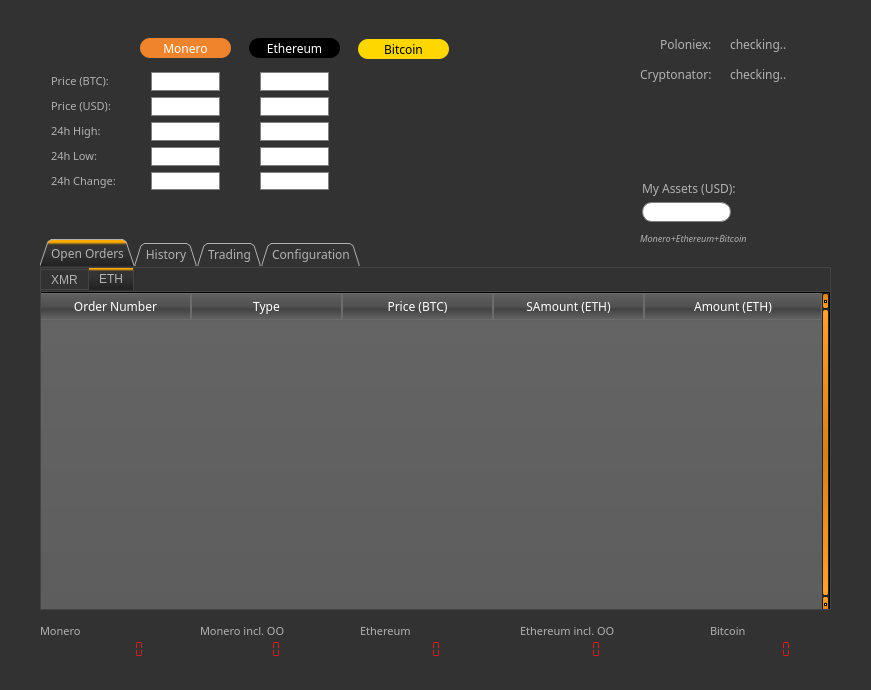
Qt form mainwindow.ui (swalecko/PoloniexTradeGUI) before a commit.
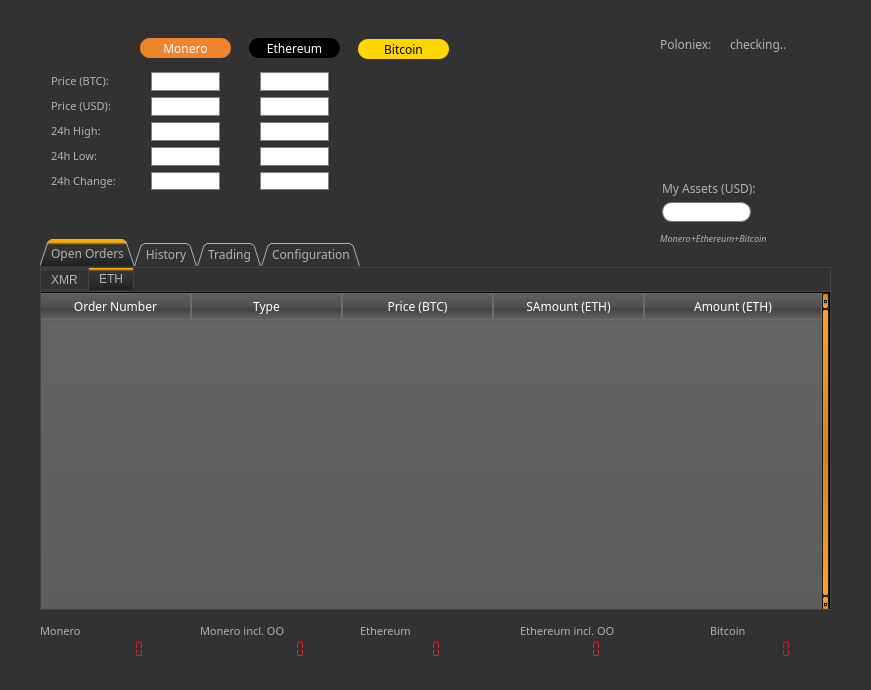
The same form after that commit. Icons and pictures are not drawn.

What changed in the file:
```diff
--- a/mainwindow.ui
+++ b/mainwindow.ui
@@ -4699,7 +4699,7 @@
    <widget class="QLCDNumber" name="lcdMoneroinclO">
     <property name="geometry">
      <rect>
-      <x>150</x>
+      <x>174</x>
       <y>639</y>
       <width>141</width>
       <height>21</height>
@@ -5176,7 +5176,7 @@
    <widget class="QLabel" name="label_2">
     <property name="geometry">
      <rect>
-      <x>642</x>
+      <x>662</x>
       <y>180</y>
       <width>111</width>
       <height>16</height>
@@ -5194,7 +5194,7 @@
    <widget class="QLineEdit" name="lnMyAssets">
     <property name="geometry">
      <rect>
-      <x>642</x>
+      <x>662</x>
       <y>202</y>
       <width>89</width>
       <height>20</height>
@@ -5238,7 +5238,7 @@
    <widget class="QLabel" name="lbldescAssets">
     <property name="geometry">
      <rect>
-      <x>640</x>
+      <x>660</x>
       <y>230</y>
       <width>141</width>
       <height>16</height>
@@ -5255,202 +5255,6 @@
      <string>Monero+Ethereum+Bitcoin</string>
     </property>
    </widget>
-   <widget class="QLabel" name="lblCryptonatorStatus">
-    <property name="geometry">
-     <rect>
-      <x>640</x>
-      <y>60</y>
-      <width>81</width>
-      <height>29</height>
-     </rect>
-    </property>
-    <property name="palette">
-     <palette>
-      <active>
-       <colorrole role="WindowText">
-        <brush brushstyle="SolidPattern">
-         <color alpha="255">
-          <red>177</red>
-          <green>177</green>
-          <blue>177</blue>
-         </color>
-        </brush>
-       </colorrole>
-       <colorrole role="Button">
-        <brush brushstyle="SolidPattern">
-         <color alpha="255">
-          <red>50</red>
-          <green>50</green>
-          <blue>50</blue>
-         </color>
-        </brush>
-       </colorrole>
-       <colorrole role="Text">
-        <brush brushstyle="SolidPattern">
-         <color alpha="255">
-          <red>177</red>
-          <green>177</green>
-          <blue>177</blue>
-         </color>
-        </brush>
-       </colorrole>
-       <colorrole role="ButtonText">
-        <brush brushstyle="SolidPattern">
-         <color alpha="255">
-          <red>177</red>
-          <green>177</green>
-          <blue>177</blue>
-         </color>
-        </brush>
-       </colorrole>
-       <colorrole role="Base">
-        <brush brushstyle="SolidPattern">
-         <color alpha="255">
-          <red>50</red>
-          <green>50</green>
-          <blue>50</blue>
-         </color>
-        </brush>
-       </colorrole>
-       <colorrole role="Window">
-        <brush brushstyle="SolidPattern">
-         <color alpha="255">
-          <red>50</red>
-          <green>50</green>
-          <blue>50</blue>
-         </color>
-        </brush>
-       </colorrole>
-      </active>
-      <inactive>
-       <colorrole role="WindowText">
-        <brush brushstyle="SolidPattern">
-         <color alpha="255">
-          <red>177</red>
-          <green>177</green>
-          <blue>177</blue>
-         </color>
-        </brush>
-       </colorrole>
-       <colorrole role="Button">
-        <brush brushstyle="SolidPattern">
-         <color alpha="255">
-          <red>50</red>
-          <green>50</green>
-          <blue>50</blue>
-         </color>
-        </brush>
-       </colorrole>
-       <colorrole role="Text">
-        <brush brushstyle="SolidPattern">
-         <color alpha="255">
-          <red>177</red>
-          <green>177</green>
-          <blue>177</blue>
-         </color>
-        </brush>
-       </colorrole>
-       <colorrole role="ButtonText">
-        <brush brushstyle="SolidPattern">
-         <color alpha="255">
-          <red>177</red>
-          <green>177</green>
-          <blue>177</blue>
-         </color>
-        </brush>
-       </colorrole>
-       <colorrole role="Base">
-        <brush brushstyle="SolidPattern">
-         <color alpha="255">
-          <red>50</red>
-          <green>50</green>
-          <blue>50</blue>
-         </color>
-        </brush>
-       </colorrole>
-       <colorrole role="Window">
-        <brush brushstyle="SolidPattern">
-         <color alpha="255">
-          <red>50</red>
-          <green>50</green>
-          <blue>50</blue>
-         </color>
-        </brush>
-       </colorrole>
-      </inactive>
-      <disabled>
-       <colorrole role="WindowText">
-        <brush brushstyle="SolidPattern">
-         <color alpha="255">
-          <red>64</red>
-          <green>64</green>
-          <blue>64</blue>
-         </color>
-        </brush>
-       </colorrole>
-       <colorrole role="Button">
-        <brush brushstyle="SolidPattern">
-         <color alpha="255">
-          <red>50</red>
-          <green>50</green>
-          <blue>50</blue>
-         </color>
-        </brush>
-       </colorrole>
-       <colorrole role="Text">
-        <brush brushstyle="SolidPattern">
-         <color alpha="255">
-          <red>64</red>
-          <green>64</green>
-          <blue>64</blue>
-         </color>
-        </brush>
-       </colorrole>
-       <colorrole role="ButtonText">
-        <brush brushstyle="SolidPattern">
-         <color alpha="255">
-          <red>64</red>
-          <green>64</green>
-          <blue>64</blue>
-         </color>
-        </brush>
-       </colorrole>
-       <colorrole role="Base">
-        <brush brushstyle="SolidPattern">
-         <color alpha="255">
-          <red>50</red>
-          <green>50</green>
-          <blue>50</blue>
-         </color>
-        </brush>
-       </colorrole>
-       <colorrole role="Window">
-        <brush brushstyle="SolidPattern">
-         <color alpha="255">
-          <red>50</red>
-          <green>50</green>
-          <blue>50</blue>
-         </color>
-        </brush>
-       </colorrole>
-      </disabled>
-     </palette>
-    </property>
-    <property name="font">
-     <font>
-      <family>Century Gothic</family>
-      <pointsize>9</pointsize>
-      <weight>50</weight>
-      <bold>false</bold>
-     </font>
-    </property>
-    <property name="autoFillBackground">
-     <bool>false</bool>
-    </property>
-    <property name="text">
-     <string>Cryptonator:</string>
-    </property>
-   </widget>
    <widget class="QLabel" name="lblPoloniexStatus">
     <property name="geometry">
      <rect>
@@ -5666,25 +5470,6 @@
      <string>checking..</string>
     </property>
    </widget>
-   <widget class="QLabel" name="lblCryptonatorStatusResult">
-    <property name="geometry">
-     <rect>
-      <x>730</x>
-      <y>60</y>
-      <width>89</width>
-      <height>29</height>
-     </rect>
-    </property>
-    <property name="font">
-     <font>
-      <family>Century Gothic</family>
-      <pointsize>9</pointsize>
-     </font>
-    </property>
-    <property name="text">
-     <string>checking..</string>
-    </property>
-   </widget>
   </widget>
   <action name="actionSettings">
    <property name="text">
```
